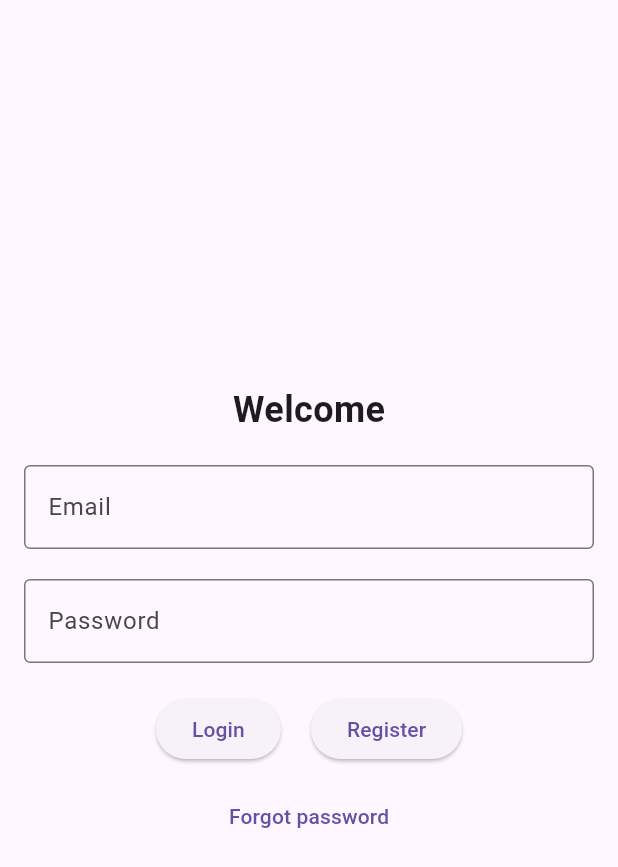
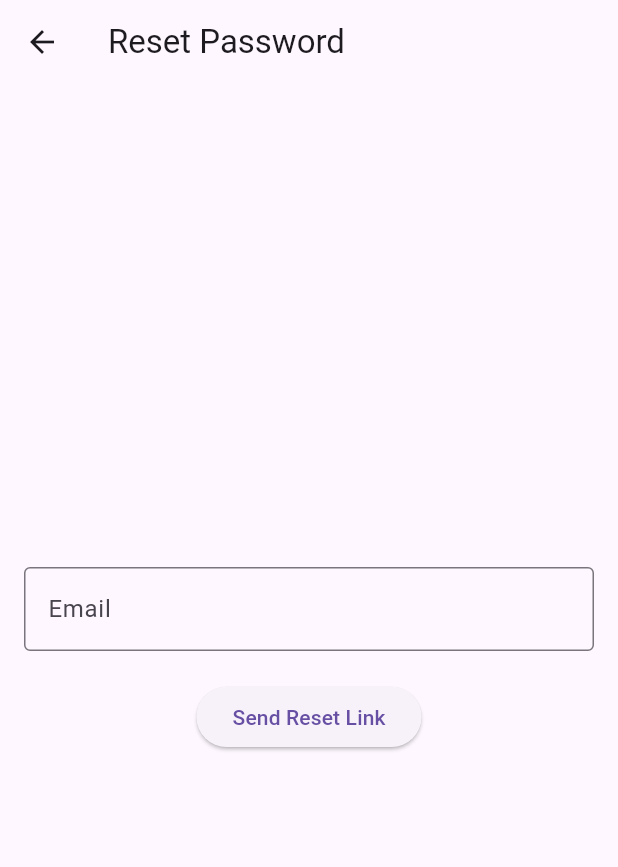
Before and after one commit to neshika/new_wild, a Flutter app: the screen it shows after launch, after a tap on "Forgot password", on a phone screen of 412 x 824 dp. Shown: the top 867 px of the screen. Run offline on Flutter 3.47's test engine with Material 3 defaults, Android fonts, the light colour scheme and no system bars.

Commit message:
forgotPasswword

```diff
--- /dev/null
+++ b/lib/ui/screens/authorization/forgot_password_screen.dart
@@ -0,0 +1,65 @@
+import 'package:flutter/material.dart';
+import 'package:new_wild/services/helpers.dart';
+
+class ForgotPasswordScreen extends StatefulWidget {
+  const ForgotPasswordScreen({super.key});
+
+  @override
+  State<ForgotPasswordScreen> createState() => _ForgotPasswordScreenState();
+}
+
+class _ForgotPasswordScreenState extends State<ForgotPasswordScreen> {
+  //создаем контролер для Почты и пароля (проверять на валидность)
+  late final TextEditingController _emailController;
+  // создаем ключ, чтобы обращаться к нашей форме
+  final _formKey = GlobalKey<FormState>();
+
+  @override
+  void initState() {
+    super.initState();
+    _emailController = TextEditingController();
+  }
+
+  @override
+  Widget build(BuildContext context) {
+    return Scaffold(
+      appBar: AppBar(
+        // меню сверху
+        title: const Text('Reset Password'),
+      ),
+      body: Center(
+        child: Padding(
+          padding: const EdgeInsets.all(16.0),
+          child: Form(
+            key: _formKey,
+            child: Column(
+              mainAxisSize:
+                  MainAxisSize.min, //все элементы растянуты по минимуму
+              children: [
+                TextFormField(
+                  controller: _emailController,
+                  decoration: const InputDecoration(
+                    labelText: 'Email',
+                    hintText: 'Enter your Email',
+                    border: OutlineInputBorder(),
+                  ),
+                  validator: validateEmail,
+                ),
+                const SizedBox(
+                  height: 20.0,
+                ),
+                ElevatedButton(
+                  onPressed: () {
+                    //Логика валидации ташего текста
+                    _formKey.currentState!.validate();
+                  },
+                  child: const Text('Send Reset Link'),
+                ),
+              ],
+            ),
+          ),
+        ),
+      ),
+    );
+  }
+}
--- a/lib/ui/screens/authorization/login_screen.dart
+++ b/lib/ui/screens/authorization/login_screen.dart
@@ -1,5 +1,6 @@
 import 'package:flutter/material.dart';
 import 'package:new_wild/services/helpers.dart';
+import 'package:new_wild/ui/screens/authorization/forgot_password_screen.dart';
 
 class LoginScreen extends StatefulWidget {
   const LoginScreen({super.key});
@@ -89,7 +90,16 @@ class _LoginScreenState extends State<LoginScreen> {
                   height: 10.0,
                 ),
                 TextButton(
-                    onPressed: () {}, child: const Text('Forgot password'))
+                    onPressed: () {
+                      //Для перехода на линк
+                      Navigator.push(
+                        context,
+                        MaterialPageRoute(
+                          builder: (context) => const ForgotPasswordScreen(),
+                        ),
+                      );
+                    },
+                    child: const Text('Forgot password'))
               ],
             ),
           ),
```
